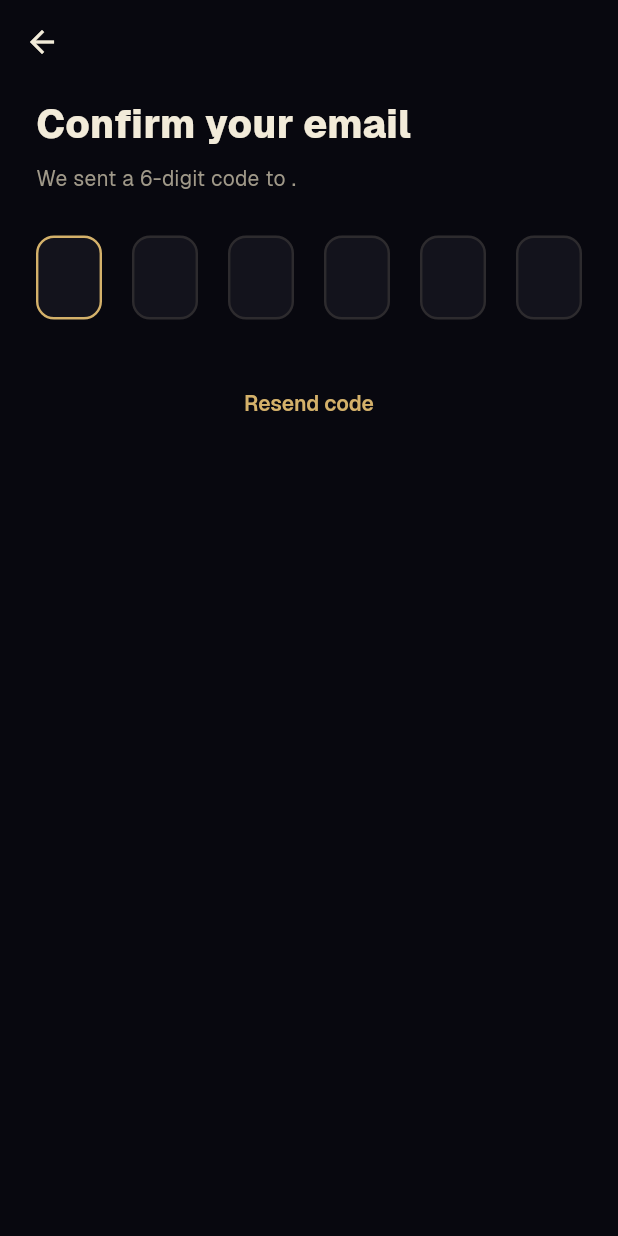
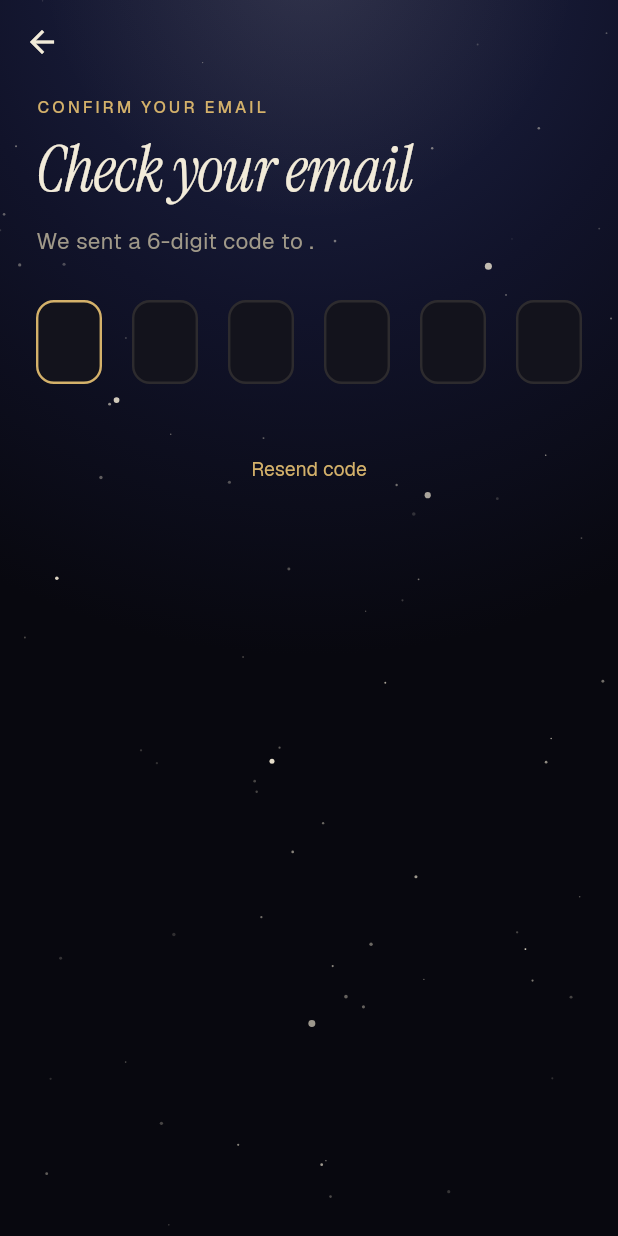
Before and after one commit to arzumanmamishov/cosmic-mirror, a Flutter app: the OtpScreen screen opened directly with empty values, on a phone screen of 412 x 824 dp. Run offline on Flutter 3.47's test engine with Material 3 defaults, Android fonts, the phone set to English and light mode, and no system bars; our stand-ins replace cached_network_image, dio, equatable, flutter_riverpod, flutter_secure_storage, go_router and 6 more; missing offline and left inert: flutter_stripe, purchases_flutter; accounts and stored records are empty; network calls fail.

Commit message:
flutter: hydrate currentUserProvider from AuthController on auth success
The router's `sessionReady` gate depends on `currentUserProvider.id`
being populated, but AuthController.register/login only updated its
own AsyncValue<AppUser?> — leaving currentUserProvider empty. The
router then refused to move the freshly-signed-in user off /auth
because `sessionReady=false`, and if the OTP screen unmounted before
its follow-up `context.go('/onboarding')` fired (user swipes back,
hardware back, iOS keyboard causing a rebuild that dispatches an
animation-controller-after-dispose crash, …), the user was stranded.

Moving the hydrate into AuthController itself means it happens
synchronously with the state transition, so the router redirect fires
correctly the moment `state = AsyncValue.data(user)` runs — regardless
of what happens to the OTP screen's lifecycle afterward.

Also:
- OTP screen no longer double-hydrates or bootstraps for register.
- Login path still hits bootstrapSession in the background for the
  chart summary fields, but doesn't block the navigation on it.
- Added `if (!mounted) return;` before touching the shake controller
  in the OTP screen's catch block — prevents an assertion crash when
  a request errors after the widget unmounts.

Verified on physical iPhone: register 201 → router sees
`sessionReady=true, authed=true` on the very next tick → routes to
`/onboarding` in one hop.

Co-Authored-By: Claude Opus 4.7 (1M context) <noreply@anthropic.com>

```diff
--- a/flutter_app/lib/features/auth/presentation/providers/auth_provider.dart
+++ b/flutter_app/lib/features/auth/presentation/providers/auth_provider.dart
@@ -6,6 +6,7 @@ import 'package:cosmic_mirror/core/network/api_client.dart';
 import 'package:cosmic_mirror/features/auth/data/auth_api.dart';
 import 'package:cosmic_mirror/features/auth/data/models/auth_tokens.dart';
 import 'package:cosmic_mirror/features/auth/domain/entities/user.dart';
+import 'package:cosmic_mirror/shared/providers/user_provider.dart';
 import 'package:flutter_riverpod/flutter_riverpod.dart';
 
 // Re-export so screens can reference OtpPurpose without importing the data
@@ -66,6 +67,7 @@ class AuthController extends AsyncNotifier<AppUser?> {
             password: password,
           );
       await authStorage.write(result.tokens);
+      _hydrateUserProvider(result.user);
       return result.user;
     });
     _rethrowOnError();
@@ -79,6 +81,7 @@ class AuthController extends AsyncNotifier<AppUser?> {
             password: password,
           );
       await authStorage.write(result.tokens);
+      _hydrateUserProvider(result.user);
       return result.user;
     });
     _rethrowOnError();
@@ -95,9 +98,27 @@ class AuthController extends AsyncNotifier<AppUser?> {
             code: code,
           );
       await authStorage.write(result.tokens);
+      _hydrateUserProvider(result.user);
       return result.user;
     });
     _rethrowOnError();
+  }
+
+  /// Populate currentUserProvider from the AuthResult synchronously so the
+  /// router's `sessionReady` check flips true the moment auth succeeds —
+  /// otherwise the redirect stays parked on /auth waiting for
+  /// bootstrapSession, and if the OTP screen unmounts (user swipes back,
+  /// hardware back, etc.) the follow-up context.go('/onboarding') never
+  /// fires. Doing the hydrate here means we don't depend on any screen
+  /// still being alive.
+  void _hydrateUserProvider(AppUser user) {
+    ref.read(currentUserProvider.notifier).hydrateFromAuth(
+          id: user.id,
+          name: user.name,
+          email: user.email,
+          avatarUrl: user.avatarUrl,
+          hasCompletedOnboarding: user.hasCompletedOnboarding,
+        );
   }
 
   Future<void> resetPassword({
--- a/flutter_app/lib/features/auth/presentation/screens/otp_screen.dart
+++ b/flutter_app/lib/features/auth/presentation/screens/otp_screen.dart
@@ -7,8 +7,12 @@ import 'dart:async';
 import 'dart:math' as math;
 
 import 'package:cosmic_mirror/config/theme/app_palette.dart';
+import 'package:cosmic_mirror/config/theme/lively_type.dart';
 import 'package:cosmic_mirror/features/auth/presentation/providers/auth_provider.dart';
 import 'package:cosmic_mirror/shared/providers/user_provider.dart';
+import 'package:cosmic_mirror/shared/widgets/lively/gold_button.dart';
+import 'package:cosmic_mirror/shared/widgets/lively/lively_backdrop.dart';
+import 'package:cosmic_mirror/shared/widgets/lively/lively_field.dart';
 import 'package:flutter/material.dart';
 import 'package:flutter/services.dart';
 import 'package:flutter_riverpod/flutter_riverpod.dart';
@@ -160,10 +164,25 @@ class _OtpScreenState extends ConsumerState<OtpScreen>
         );
         context.go('/auth');
       } else {
-        await ref.read(currentUserProvider.notifier).bootstrapSession();
-        if (mounted) context.go('/');
+        // register / login: AuthController.register/login already seeded
+        // currentUserProvider synchronously, so the router redirect fired
+        // by the state change will move us off /otp on its own. We still
+        // call context.go as a belt-and-braces so the transition is
+        // deterministic even if the router debounces its refresh pulse.
+        context.go(
+          widget.purpose == OtpPurpose.register ? '/onboarding' : '/',
+        );
+        if (widget.purpose == OtpPurpose.login) {
+          // Kick a full bootstrap for the chart summary fields, but
+          // don't block navigation on it — the router already moved.
+          unawaited(ref.read(currentUserProvider.notifier).bootstrapSession());
+        }
       }
     } catch (e) {
+      // Guard: user may have tapped Back while _verify awaited; the
+      // widget (and _shake controller) are then disposed and touching
+      // them throws.
+      if (!mounted) return;
       unawaited(HapticFeedback.heavyImpact());
       _shake.reset();
       unawaited(_shake.forward());
@@ -199,29 +218,33 @@ class _OtpScreenState extends ConsumerState<OtpScreen>
 
     return Scaffold(
       backgroundColor: p.background,
+      extendBodyBehindAppBar: true,
       appBar: AppBar(
         backgroundColor: Colors.transparent,
         elevation: 0,
         leading: const BackButton(),
       ),
-      body: SafeArea(
+      body: LivelyBackdrop(
+        seed: 11,
+        child: SafeArea(
           child: SingleChildScrollView(
             padding: const EdgeInsets.fromLTRB(24, 8, 24, 24),
             child: Column(
               crossAxisAlignment: CrossAxisAlignment.start,
               children: [
                 Text(
-                headline,
-                style: TextStyle(
-                  color: p.textPrimary,
-                  fontSize: 26,
-                  fontWeight: FontWeight.w800,
+                  headline.toUpperCase(),
+                  style: LivelyType.kicker(p.primary),
                 ),
+                const SizedBox(height: 12),
+                Text(
+                  'Check your email',
+                  style: LivelyType.d2(p.textPrimary),
                 ),
-              const SizedBox(height: 8),
+                const SizedBox(height: 14),
                 Text(
                   'We sent a 6-digit code to ${widget.email}.',
-                style: TextStyle(color: p.textSecondary, fontSize: 14),
+                  style: LivelyType.body(p.textMuted),
                 ),
                 const SizedBox(height: 28),
                 _CodeCells(
@@ -232,45 +255,42 @@ class _OtpScreenState extends ConsumerState<OtpScreen>
                 ),
                 if (widget.purpose == OtpPurpose.passwordReset) ...[
                   const SizedBox(height: 20),
-                TextField(
+                  LivelyField(
                     controller: _newPasswordCtrl,
-                  obscureText: true,
-                  decoration: InputDecoration(
-                    labelText: 'New password',
-                    labelStyle: TextStyle(color: p.textSecondary),
-                    border: const OutlineInputBorder(),
-                  ),
+                    label: 'New password',
+                    hint: '••••••••',
+                    obscure: true,
+                    autofillHints: const [AutofillHints.newPassword],
                   ),
                 ],
                 if (_error != null) ...[
                   const SizedBox(height: 16),
-                Text(
-                  _error!,
-                  style: TextStyle(color: p.error, fontSize: 13.5),
-                ),
+                  Text(_error!, style: LivelyType.small(p.error)),
                 ],
                 const SizedBox(height: 20),
                 if (widget.purpose == OtpPurpose.passwordReset)
-                FilledButton(
+                  GoldButton(
+                    label: 'Reset password',
+                    loading: _busy,
                     onPressed: _busy ? null : _verify,
-                  style: FilledButton.styleFrom(
-                    minimumSize: const Size.fromHeight(52),
-                  ),
-                  child: Text(_busy ? 'Verifying…' : 'Reset password'),
                   ),
                 const SizedBox(height: 12),
                 Center(
                   child: _cooldown > 0
                       ? Text(
                           'Resend code in 0:${_cooldown.toString().padLeft(2, '0')}',
-                        style: TextStyle(color: p.textTertiary, fontSize: 13),
+                          style: LivelyType.small(p.textDim),
                         )
                       : TextButton(
                           onPressed: _busy ? null : _requestCode,
-                        child: const Text('Resend code'),
+                          child: Text(
+                            'Resend code',
+                            style: LivelyType.small(p.primary),
+                          ),
                         ),
                 ),
               ],
+            ),
           ),
         ),
       ),
```
Lines whose indentation alone changed are shown as unchanged.
